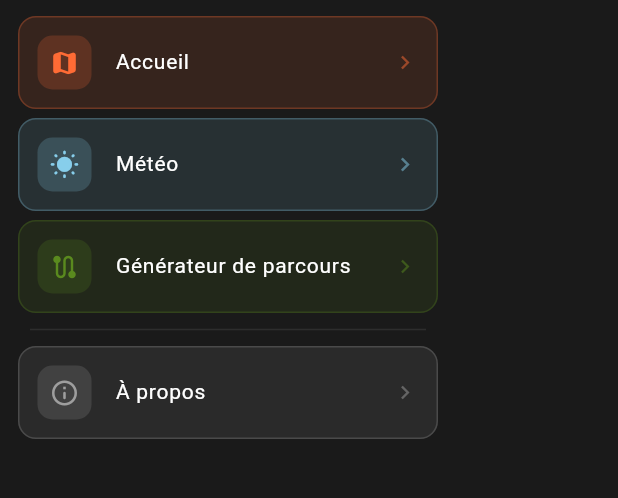
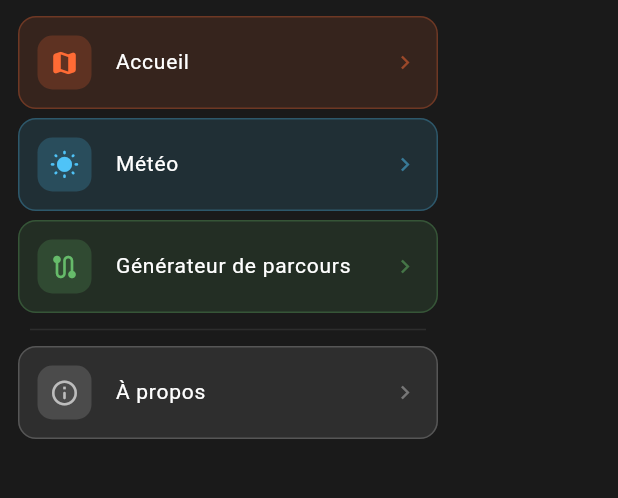
Before and after one commit to bastienbouchard/EcoMap, a Flutter app: the MapDrawer widget shown alone on an empty page, opened directly with empty values, on a phone screen of 412 x 824 dp, the part 131-629 px from its top. Run offline on Flutter 3.47's test engine with Material 3 defaults, Android fonts, the phone set to English and light mode, and no system bars; our stand-ins replace cloud_firestore, firebase_core, fl_chart, flutter_compass, flutter_map, geolocator and 5 more; missing offline and left inert: dart:html, dart:js_util; accounts and stored records are empty; network calls fail.

Commit message:
Remove semi-transparent logo watermarks, update menu icon colors, bump build to 69

```diff
--- a/lib/widgets/map_drawer.dart
+++ b/lib/widgets/map_drawer.dart
@@ -53,7 +53,7 @@ class MapDrawer extends StatelessWidget {
                       color: const Color(0xFFFF6B35),
                       onTap: () => Navigator.pop(context)),
                   _navItem(context, Icons.wb_sunny_rounded, 'Météo',
-                      color: const Color(0xFF87CEEB),
+                      color: const Color(0xFF4FC3F7),
                       onTap: () => _navigate(context, MeteoPage(
                         latitude: latitude,
                         longitude: longitude,
@@ -61,7 +61,7 @@ class MapDrawer extends StatelessWidget {
                         windSpeed: windSpeed,
                       ))),
                   _navItem(context, Icons.route_rounded, 'Générateur de parcours',
-                      color: const Color(0xFF5A8A1E),
+                      color: const Color(0xFF66BB6A),
                       onTap: () => _navigate(context, ParcoursPage(
                         distance: distanceParcours,
                         onDistanceChanged: onDistanceChanged,
@@ -70,7 +70,7 @@ class MapDrawer extends StatelessWidget {
                       ))),
                   const Divider(color: Color(0xFF2D2D2D), indent: 20, endIndent: 20),
                   _navItem(context, Icons.info_outline_rounded, 'À propos',
-                      color: const Color(0xFF9E9E9E),
+                      color: const Color(0xFFBDBDBD),
                       onTap: () => _navigate(context, const AboutPage())),
                 ],
               ),
--- a/pubspec.yaml
+++ b/pubspec.yaml
@@ -1,6 +1,6 @@
 name: ecomap
 description: A new Flutter project.
-version: 1.0.1+68
+version: 1.0.1+69
 
 environment:
   sdk: '>=3.2.6 <4.0.0'
```
Also changed, not shown: lib/screens/map_page.dart (+0 -28 lines).
